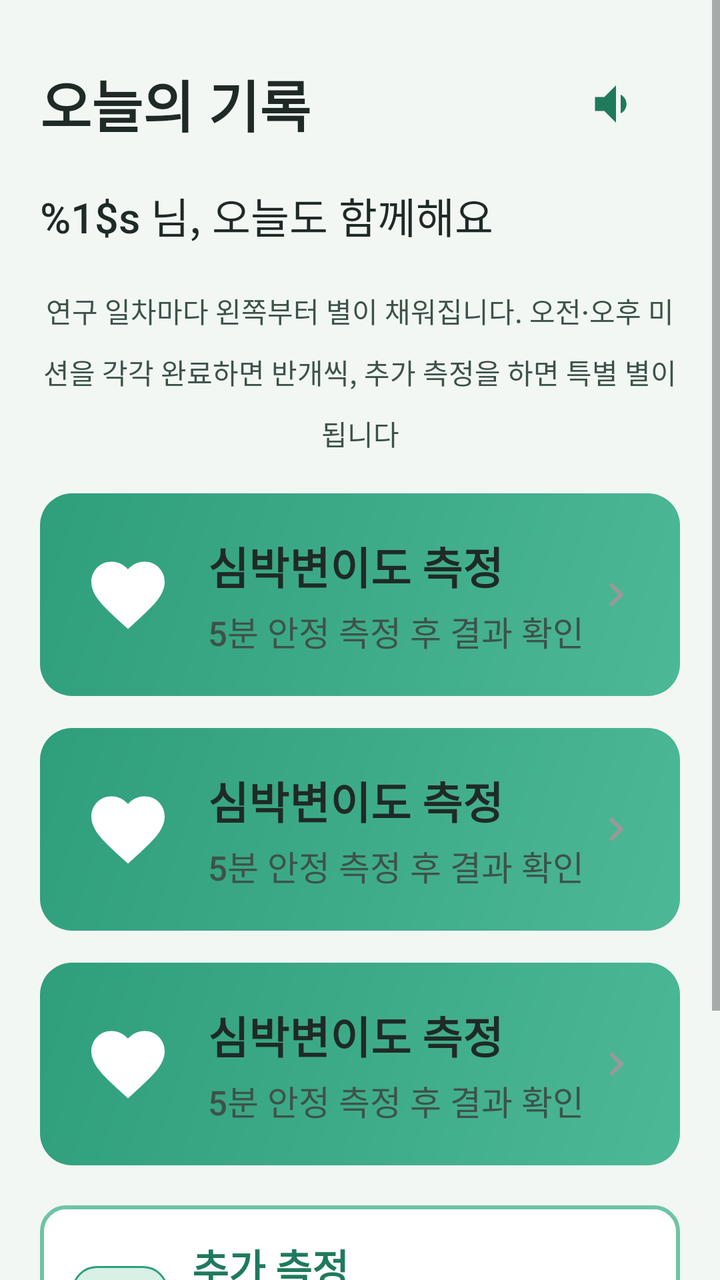
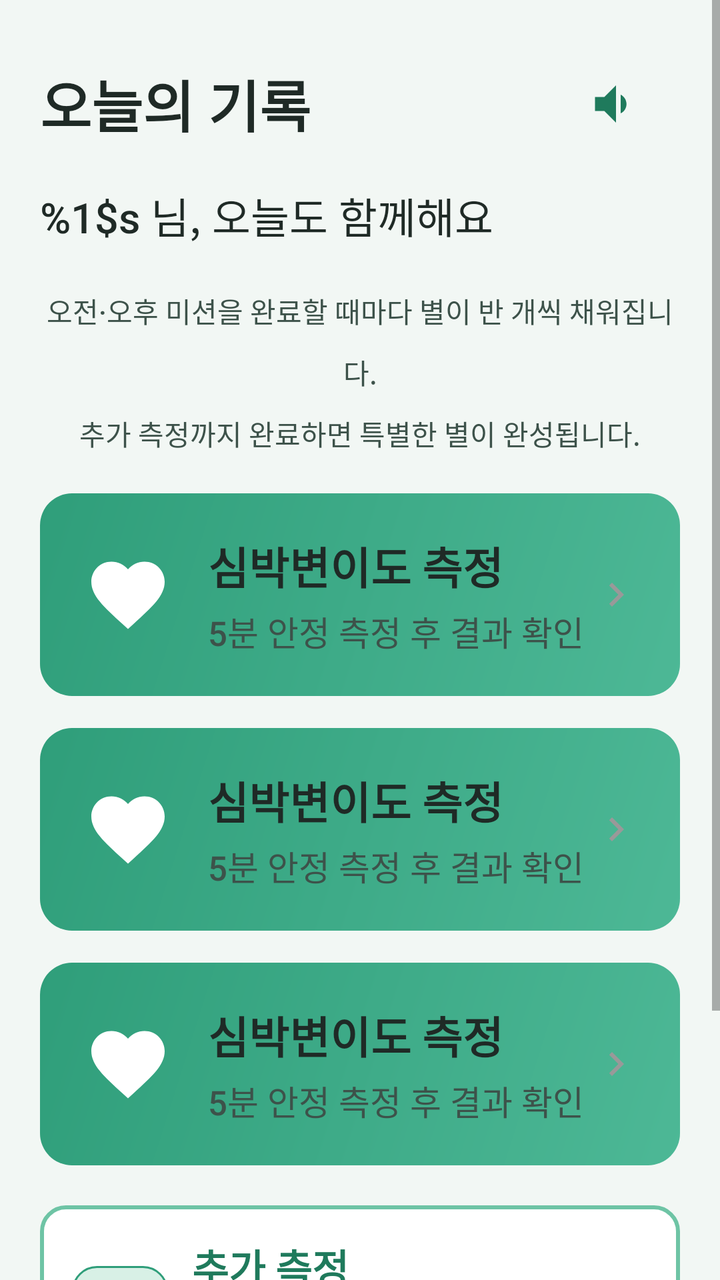

Compare the two renders of this Android layout. The source of the first and the diff that turns it into the second are given below.
<!-- AndroidManifest.xml: application theme Theme.TMind -->
<!-- res/layout/activity_dashboard.xml -->
<?xml version="1.0" encoding="utf-8"?>
<ScrollView xmlns:android="http://schemas.android.com/apk/res/android"
    android:layout_width="match_parent"
    android:layout_height="match_parent"
    android:background="@color/bg_senior"
    android:fillViewport="true">

    <LinearLayout
        android:layout_width="match_parent"
        android:layout_height="wrap_content"
        android:orientation="vertical"
        android:padding="20dp">

        <LinearLayout
            android:layout_width="match_parent"
            android:layout_height="wrap_content"
            android:gravity="center_vertical">

            <TextView
                android:id="@+id/tvTitle"
                style="@style/SeniorTitle"
                android:layout_width="0dp"
                android:layout_height="wrap_content"
                android:layout_weight="1"
                android:text="@string/dashboard_title" />

            <ImageButton
                android:id="@+id/btnTts"
                android:layout_width="64dp"
                android:layout_height="64dp"
                android:background="?attr/selectableItemBackgroundBorderless"
                android:contentDescription="@string/read_aloud"
                android:src="@drawable/ic_speaker" />
        </LinearLayout>

        <TextView
            android:id="@+id/tvGreeting"
            style="@style/SeniorBody"
            android:layout_width="match_parent"
            android:layout_height="wrap_content"
            android:layout_marginTop="8dp"
            android:text="@string/dashboard_greeting" />

        <LinearLayout
            android:id="@+id/starRow"
            android:layout_width="match_parent"
            android:layout_height="wrap_content"
            android:layout_marginTop="16dp"
            android:gravity="center"
            android:orientation="horizontal" />

        <TextView
            android:id="@+id/tvStarHint"
            style="@style/SeniorBody"
            android:layout_width="match_parent"
            android:layout_height="wrap_content"
            android:layout_marginTop="6dp"
            android:gravity="center"
            android:text="@string/star_hint"
            android:textColor="@color/text_secondary"
            android:textSize="14sp" />

        <include
            android:id="@+id/cardHrv"
            layout="@layout/item_mission_card"
            android:layout_width="match_parent"
            android:layout_height="wrap_content"
            android:layout_marginTop="20dp" />

        <include
            android:id="@+id/cardEma"
            layout="@layout/item_mission_card"
            android:layout_width="match_parent"
            android:layout_height="wrap_content"
            android:layout_marginTop="16dp" />

        <include
            android:id="@+id/cardDiary"
            layout="@layout/item_mission_card"
            android:layout_width="match_parent"
            android:layout_height="wrap_content"
            android:layout_marginTop="16dp" />

        
        <LinearLayout
            android:id="@+id/cardAdditional"
            android:layout_width="match_parent"
            android:layout_height="wrap_content"
            android:layout_marginTop="20dp"
            android:background="@drawable/bg_btn_outline"
            android:gravity="center_vertical"
            android:orientation="horizontal"
            android:padding="16dp">

            <TextView
                android:layout_width="48dp"
                android:layout_height="48dp"
                android:background="@drawable/bg_session_chip"
                android:gravity="center"
                android:text="+"
                android:textColor="@color/teal_primary"
                android:textSize="28sp"
                android:textStyle="bold" />

            <LinearLayout
                android:layout_width="0dp"
                android:layout_height="wrap_content"
                android:layout_marginStart="12dp"
                android:layout_weight="1"
                android:orientation="vertical">

                <TextView
                    android:layout_width="wrap_content"
                    android:layout_height="wrap_content"
                    android:text="@string/additional_measure_title"
                    android:textColor="@color/teal_dark"
                    android:textSize="20sp"
                    android:textStyle="bold" />

                <TextView
                    android:id="@+id/tvAdditionalSub"
                    android:layout_width="match_parent"
                    android:layout_height="wrap_content"
                    android:layout_marginTop="4dp"
                    android:text="@string/additional_measure_sub"
                    android:textColor="@color/text_secondary"
                    android:textSize="15sp" />
            </LinearLayout>
        </LinearLayout>

        <TextView
            android:id="@+id/tvProgress"
            style="@style/SeniorBody"
            android:layout_width="match_parent"
            android:layout_height="wrap_content"
            android:layout_marginTop="24dp"
            android:text="@string/mission_progress_session" />

        <ProgressBar
            android:id="@+id/progressBar"
            style="?android:attr/progressBarStyleHorizontal"
            android:layout_width="match_parent"
            android:layout_height="16dp"
            android:layout_marginTop="8dp"
            android:max="3"
            android:progressTint="@color/teal_primary" />

        
        <Button
            android:id="@+id/btnWeeklyTrend"
            style="@style/SeniorButton"
            android:layout_width="match_parent"
            android:layout_height="56dp"
            android:layout_marginTop="24dp"
            android:layout_marginBottom="12dp"
            android:background="@drawable/bg_btn_primary"
            android:text="@string/weekly_trend_button"
            android:textColor="@color/white"
            android:visibility="gone" />
    </LinearLayout>
</ScrollView>
<!-- res/layout/item_mission_card.xml (included above) -->
<?xml version="1.0" encoding="utf-8"?>
<FrameLayout xmlns:android="http://schemas.android.com/apk/res/android"
    android:id="@+id/cardRoot"
    android:layout_width="match_parent"
    android:layout_height="wrap_content"
    android:background="@drawable/bg_mission_card_normal"
    android:clickable="true"
    android:focusable="true"
    android:foreground="?attr/selectableItemBackground"
    android:minHeight="96dp"
    android:padding="20dp">

    <LinearLayout
        android:layout_width="match_parent"
        android:layout_height="wrap_content"
        android:gravity="center_vertical"
        android:orientation="horizontal">

        <ImageView
            android:id="@+id/ivIcon"
            android:layout_width="48dp"
            android:layout_height="48dp"
            android:padding="2dp"
            android:scaleType="fitCenter"
            android:src="@drawable/ic_heart" />

        <LinearLayout
            android:layout_width="0dp"
            android:layout_height="wrap_content"
            android:layout_marginStart="16dp"
            android:layout_weight="1"
            android:orientation="vertical">

            <TextView
                android:id="@+id/tvMissionTitle"
                style="@style/SeniorTitle"
                android:layout_width="wrap_content"
                android:layout_height="wrap_content"
                android:text="@string/mission_hrv"
                android:textSize="22sp" />

            <TextView
                android:id="@+id/tvMissionSub"
                style="@style/SeniorBody"
                android:layout_width="wrap_content"
                android:layout_height="wrap_content"
                android:layout_marginTop="4dp"
                android:text="@string/mission_hrv_sub"
                android:textColor="@color/text_secondary"
                android:textSize="17sp" />
        </LinearLayout>

        <FrameLayout
            android:id="@+id/checkDone"
            android:layout_width="36dp"
            android:layout_height="36dp"
            android:background="@drawable/bg_check_done"
            android:visibility="gone">

            <ImageView
                android:layout_width="24dp"
                android:layout_height="24dp"
                android:layout_gravity="center"
                android:src="@drawable/ic_check_white" />
        </FrameLayout>

        <ImageView
            android:id="@+id/ivArrow"
            android:layout_width="24dp"
            android:layout_height="24dp"
            android:src="@drawable/ic_chevron_gray"
            android:contentDescription="@null" />
    </LinearLayout>
</FrameLayout>
<!-- resources referenced by this layout -->
<resources>
  <color name="bg_senior">#F2F7F4</color>
  <color name="teal_dark">#1F7A5C</color>
  <color name="teal_primary">#2F9E7A</color>
  <color name="text_secondary">#3D524A</color>
  <color name="white">#FFFFFFFF</color>
  <!-- drawable bg_btn_outline (drawable) -->
  <?xml version="1.0" encoding="utf-8"?>
  <shape xmlns:android="http://schemas.android.com/apk/res/android">
      <solid android:color="@color/white"/>
      <corners android:radius="12dp"/>
      <stroke android:width="2dp" android:color="@color/teal_pastel"/>
  </shape>
  <!-- drawable bg_btn_primary (drawable) -->
  <?xml version="1.0" encoding="utf-8"?>
  <shape xmlns:android="http://schemas.android.com/apk/res/android">
      <solid android:color="@color/teal_primary"/>
      <corners android:radius="12dp"/>
  </shape>
  <!-- drawable bg_check_done (drawable) -->
  <?xml version="1.0" encoding="utf-8"?>
  <shape xmlns:android="http://schemas.android.com/apk/res/android"
      android:shape="oval">
      <solid android:color="@color/green_accent"/>
      <size android:width="36dp" android:height="36dp"/>
  </shape>
  <!-- drawable bg_mission_card_normal (drawable) -->
  <?xml version="1.0" encoding="utf-8"?>
  <shape xmlns:android="http://schemas.android.com/apk/res/android">
      <gradient
          android:angle="135"
          android:endColor="@color/mission_hrv_end"
          android:startColor="@color/mission_hrv_start" />
      <corners android:radius="16dp" />
  </shape>
  <!-- drawable bg_session_chip (drawable) -->
  <?xml version="1.0" encoding="utf-8"?>
  <shape xmlns:android="http://schemas.android.com/apk/res/android">
      <solid android:color="@color/teal_light" />
      <corners android:radius="12dp" />
      <stroke android:width="1dp" android:color="@color/teal_primary" />
  </shape>
  <!-- drawable ic_check_white (drawable) -->
  <vector xmlns:android="http://schemas.android.com/apk/res/android"
      android:width="24dp"
      android:height="24dp"
      android:viewportWidth="24"
      android:viewportHeight="24">
      <path android:fillColor="#FFFFFF" android:pathData="M9,16.17L4.83,12l-1.42,1.41L9,19 21,7l-1.41,-1.41z"/>
  </vector>
  <!-- drawable ic_chevron_gray (drawable) -->
  <vector xmlns:android="http://schemas.android.com/apk/res/android"
      android:width="24dp"
      android:height="24dp"
      android:viewportWidth="24"
      android:viewportHeight="24">
      <path
          android:fillColor="#999999"
          android:pathData="M8.59,16.59L13.17,12 8.59,7.41 10,6l6,6 -6,6z" />
  </vector>
  <string name="additional_measure_sub">심박변이도·마음상태·마음일기를 추가로 진행할 수 있어요.</string>
  <string name="additional_measure_title">추가 측정</string>
  <string name="dashboard_greeting">%1$s 님, 오늘도 함께해요</string>
  <string name="dashboard_title">오늘의 기록</string>
  <string name="mission_hrv">심박변이도 측정</string>
  <string name="mission_hrv_sub">5분 안정 측정 후 결과 확인</string>
  <string name="mission_progress_session">%1$s 미션 %2$d/3 완료</string>
  <string name="read_aloud">읽어주기</string>
  <string name="star_hint">연구 일차마다 왼쪽부터 별이 채워집니다. 오전·오후 미션을 각각 완료하면 반개씩, 추가 측정을 하면 특별 별이 됩니다</string>
  <string name="weekly_trend_button">7일 정서 추이 보기</string>
  <style name="SeniorBody">
          <item name="android:textSize">21sp</item>
          <item name="android:textColor">@color/black</item>
          <item name="android:lineSpacingMultiplier">1.5</item>
      </style>
  <style name="SeniorTitle">
          <item name="android:textSize">28sp</item>
          <item name="android:textColor">@color/black</item>
          <item name="android:textStyle">bold</item>
          <item name="android:lineSpacingMultiplier">1.45</item>
      </style>
  <color name="teal_pastel">#6EC4A5</color>
  <color name="green_accent">#2F9E7A</color>
  <color name="mission_hrv_end">#2F9E7A</color>
  <color name="mission_hrv_start">#4DB896</color>
  <color name="teal_light">#D8F0E6</color>
  <color name="black">#FF1F2A26</color>
  <!-- unchanged entries left out for length: 4 -->
</resources>

<!-- the commit's change to res/layout/activity_dashboard.xml (unified diff, before → after) -->
@@ -152,10 +152,22 @@
             android:layout_width="match_parent"
             android:layout_height="56dp"
             android:layout_marginTop="24dp"
-            android:layout_marginBottom="12dp"
             android:background="@drawable/bg_btn_primary"
             android:text="@string/weekly_trend_button"
             android:textColor="@color/white"
+            android:visibility="gone" />
+
+        <TextView
+            android:id="@+id/btnNewParticipant"
+            android:layout_width="match_parent"
+            android:layout_height="wrap_content"
+            android:layout_marginTop="16dp"
+            android:layout_marginBottom="12dp"
+            android:gravity="center"
+            android:padding="12dp"
+            android:text="@string/new_participant"
+            android:textColor="@color/text_secondary"
+            android:textSize="15sp"
             android:visibility="gone" />
     </LinearLayout>
 </ScrollView>
<!-- resource entries referenced after the edit -->
@@ -66,8 +66,9 @@
   <string name="mission_hrv">심박변이도 측정</string>
   <string name="mission_hrv_sub">5분 안정 측정 후 결과 확인</string>
   <string name="mission_progress_session">%1$s 미션 %2$d/3 완료</string>
+  <string name="new_participant">다른 참여자로 시작</string>
   <string name="read_aloud">읽어주기</string>
-  <string name="star_hint">연구 일차마다 왼쪽부터 별이 채워집니다. 오전·오후 미션을 각각 완료하면 반개씩, 추가 측정을 하면 특별 별이 됩니다</string>
+  <string name="star_hint">오전·오후 미션을 완료할 때마다 별이 반 개씩 채워집니다.\n추가 측정까지 완료하면 특별한 별이 완성됩니다.</string>
   <string name="weekly_trend_button">7일 정서 추이 보기</string>
   <style name="SeniorBody">
           <item name="android:textSize">21sp</item>
